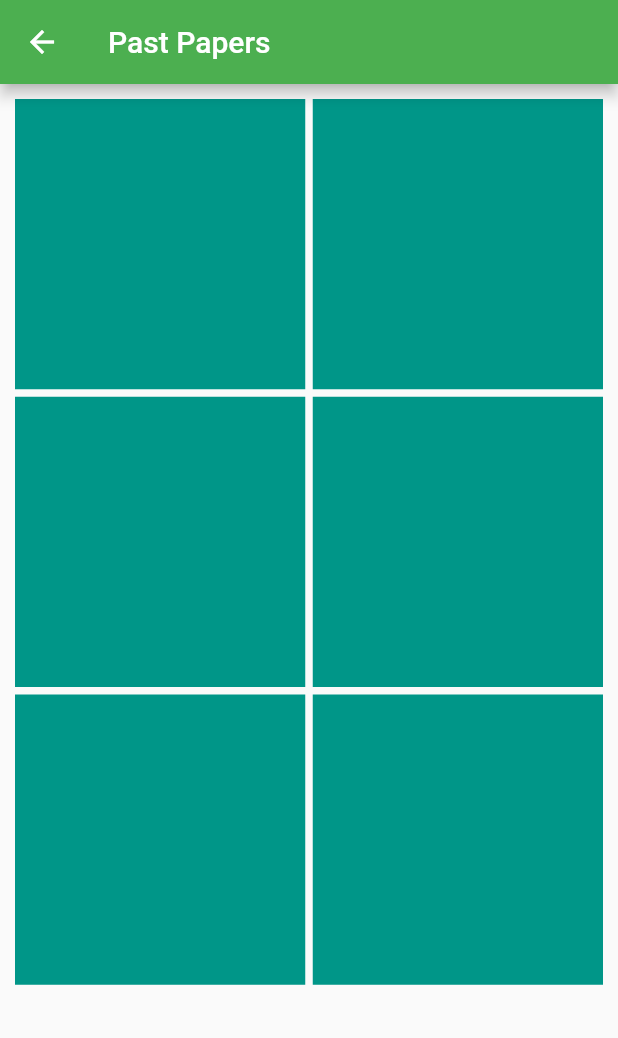
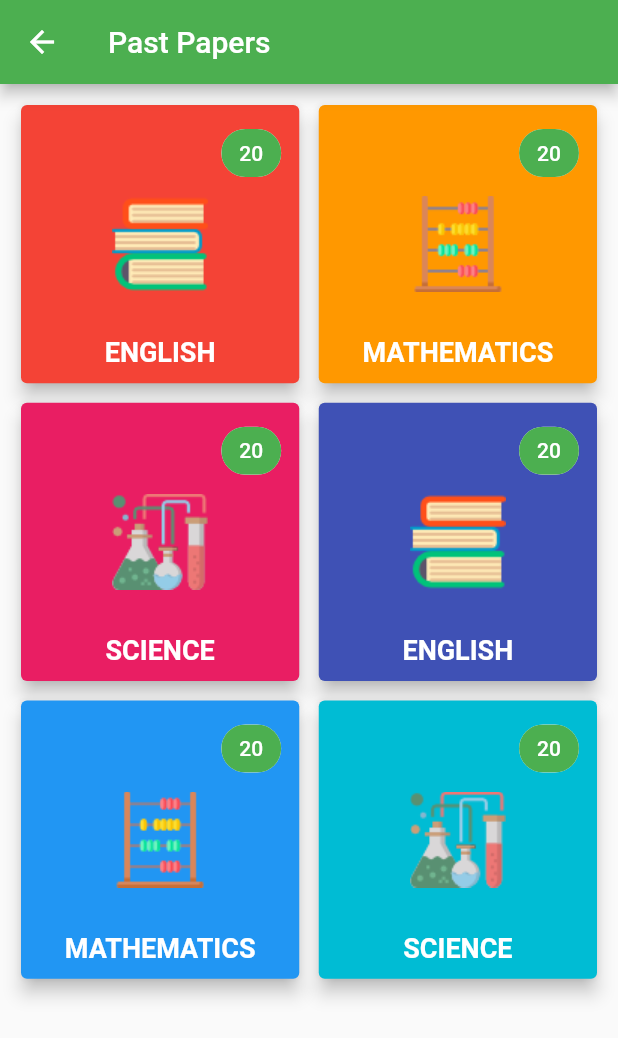
Before and after one commit to qlicue-digital-agency-ltd/online_exam_app, a Flutter app: the screen it shows after launch, in the side drawer, after a tap on "Past Papers", on a phone screen of 412 x 824 dp. Shown: the top 1038 px of the screen. Run offline on Flutter 3.47's test engine with Material 2 defaults, Android fonts, the phone set to English and light mode, and no system bars.

Commit message:
past paper design completed

```diff
--- a/lib/model/subject.dart
+++ b/lib/model/subject.dart
@@ -3,12 +3,35 @@ import 'package:flutter/material.dart';
 class Subject {
   final String icon;
   final String title;
+  final Color backgroundColor;
 
-  Subject({@required this.icon, @required this.title});
+  Subject(
+      {@required this.icon,
+      @required this.title,
+      @required this.backgroundColor});
 }
 
 List<Subject> subjectList = <Subject>[
-  Subject(icon: 'assets/icon/books.png', title: 'ENGLISH'),
-  Subject(icon: 'assets/icon/abacus.png', title: 'MATHEMATICS'),
-  Subject(icon: 'assets/icon/chemistry.png', title: 'SCIENCE')
+  Subject(
+      icon: 'assets/icon/books.png',
+      title: 'ENGLISH',
+      backgroundColor: Colors.red),
+  Subject(
+      icon: 'assets/icon/abacus.png',
+      title: 'MATHEMATICS',
+      backgroundColor: Colors.orange),
+  Subject(
+      icon: 'assets/icon/chemistry.png',
+      title: 'SCIENCE',
+      backgroundColor: Colors.pink),
+  Subject(
+      icon: 'assets/icon/books.png', title: 'ENGLISH', backgroundColor: Colors.indigo),
+  Subject(
+      icon: 'assets/icon/abacus.png',
+      title: 'MATHEMATICS',
+      backgroundColor: Colors.blue),
+  Subject(
+      icon: 'assets/icon/chemistry.png',
+      title: 'SCIENCE',
+      backgroundColor: Colors.cyan)
 ];
--- /dev/null
+++ b/lib/views/components/cards/past_paper_card.dart
@@ -0,0 +1,55 @@
+import 'package:flutter/material.dart';
+import 'package:online_exam_app/model/subject.dart';
+import 'package:online_exam_app/views/pages/past_paper_list_page.dart';
+
+class PastPaperCard extends StatelessWidget {
+  final Subject subject;
+
+  const PastPaperCard({Key key, @required this.subject}) : super(key: key);
+  @override
+  Widget build(BuildContext context) {
+    return InkWell(
+      onTap: () => Navigator.push(
+          context,
+          MaterialPageRoute(
+              builder: (BuildContext context) => PastPaperListPage(
+                    subject: subject,
+                  ))),
+      child: Card(
+        elevation: 5,
+        color: subject.backgroundColor,
+        child: Stack(
+          children: <Widget>[
+            Align(
+                alignment: Alignment.center, child: Image.asset(subject.icon)),
+            Align(
+                alignment: Alignment.bottomCenter,
+                child: Padding(
+                  padding: const EdgeInsets.only(bottom: 10),
+                  child: Text(
+                    subject.title,
+                    style: TextStyle(
+                        color: Colors.white,
+                        fontWeight: FontWeight.w600,
+                        fontSize: 18),
+                  ),
+                )),
+            Align(
+              alignment: Alignment.topRight,
+              child: Padding(
+                padding: const EdgeInsets.all(8.0),
+                child: Chip(
+                  label: Text(
+                    '20',
+                    style: TextStyle(color: Colors.white),
+                  ),
+                  backgroundColor: Colors.green,
+                ),
+              ),
+            )
+          ],
+        ),
+      ),
+    );
+  }
+}
--- a/lib/views/pages/past_paper_page.dart
+++ b/lib/views/pages/past_paper_page.dart
@@ -1,4 +1,6 @@
 import 'package:flutter/material.dart';
+import 'package:online_exam_app/model/subject.dart';
+import 'package:online_exam_app/views/components/cards/past_paper_card.dart';
 
 class PastPaperPage extends StatelessWidget {
   @override
@@ -10,12 +12,11 @@ class PastPaperPage extends StatelessWidget {
       body: Padding(
         padding: const EdgeInsets.all(10.0),
         child: GridView.builder(
-            itemCount: 6,
-            gridDelegate:
-                new SliverGridDelegateWithFixedCrossAxisCount(crossAxisCount: 2, crossAxisSpacing: 5, mainAxisSpacing: 5),
-            itemBuilder: (BuildContext context, int index) => Container(
-                  color: Colors.teal,
-
+            itemCount: subjectList.length,
+            gridDelegate: new SliverGridDelegateWithFixedCrossAxisCount(
+                crossAxisCount: 2, crossAxisSpacing: 5, mainAxisSpacing: 5),
+            itemBuilder: (BuildContext context, int index) => PastPaperCard(
+                  subject: subjectList[index],
                 )),
       ),
     );
```
Also changed, not shown: lib/views/components/cards/past_paper_list_card.dart (added, +63 -0 lines), lib/views/pages/past_paper_list_page.dart (added, +26 -0 lines).
